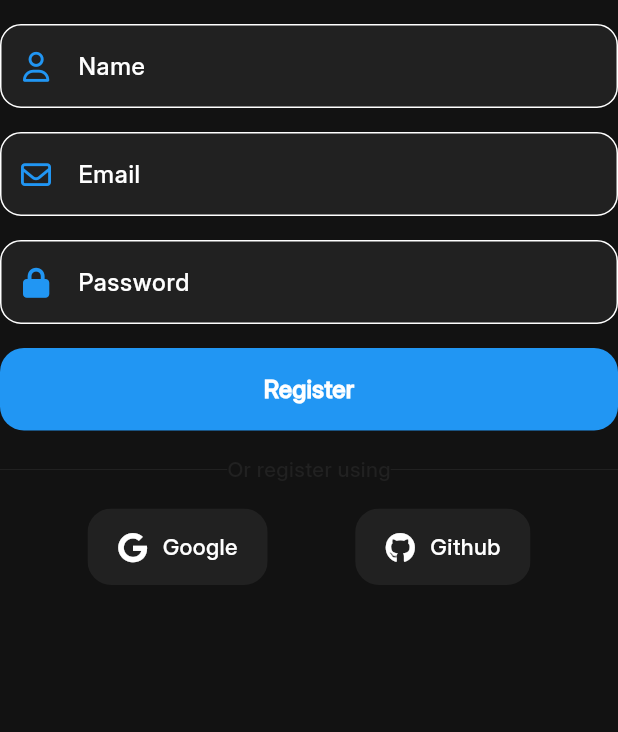
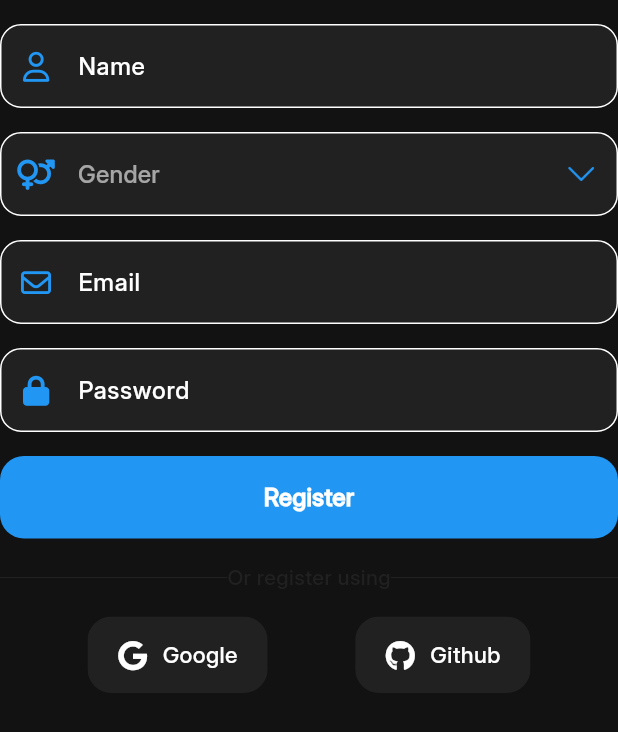
Before and after one commit to Ahmed-lashari/SkilityX, a Flutter app: the SignUpUi widget shown alone on an empty page, opened directly, on a phone screen of 412 x 824 dp. Shown: the top 732 px of the screen. Run offline on Flutter 3.47's test engine with Material 3 defaults, Android fonts, the phone set to English and light mode, and no system bars; drawn by our look-alikes of toastification; our stand-ins replace cached_network_image, firebase_core, flutter_dotenv, flutter_riverpod, font_awesome_flutter, material_design_icons_flutter; accounts and stored records are empty; generated files the repository leaves out were written again; network calls fail.

```diff
--- a/lib/core/config/env_variables.dart
+++ b/lib/core/config/env_variables.dart
@@ -4,4 +4,5 @@ class EnvVariables {
   static final String githubClientId = dotenv.env['GITHUB_CLIENT_ID'] ?? "";
   static final String gitHubSecretKey =
       dotenv.env['GITHUB_CLIENT_SECRET'] ?? "";
+  static final String mapsApiKey = dotenv.env['GO_PRO_MAPS_KEY'] ?? "";
 }
--- a/lib/main.dart
+++ b/lib/main.dart
@@ -36,7 +36,7 @@ class _SkilityXState extends State<SkilityX> {
           debugShowCheckedModeBanner: false,
           themeMode: ThemeMode.dark,
           theme: ThemeManager.darkTheme,
-          initialRoute: RouteEnum.filterMenu.path,
+          initialRoute: RouteEnum.splash.path,
           routes: appRoutes,
         ),
       ),
--- a/lib/view/screens/auth/auth_screen.dart
+++ b/lib/view/screens/auth/auth_screen.dart
@@ -7,6 +7,7 @@ import 'package:skility_x/view/screens/auth/login/login.dart';
 import 'package:skility_x/view/screens/auth/signup/signup.dart';
 import 'package:skility_x/view/themes/theme_conts/typography.dart';
 import 'package:skility_x/view/widgets/custom_scaffold.dart';
+import 'package:skility_x/view/widgets/keep_alive_wrapper.dart';
 import 'package:skility_x/view/widgets/toggle_button.dart';
 
 class AuthScreen extends ConsumerStatefulWidget {
@@ -17,9 +18,9 @@ class AuthScreen extends ConsumerStatefulWidget {
 }
 
 class _AuthScreenState extends ConsumerState<AuthScreen> {
-  final instance1 = LoginUi();
+  final instance1 = KeepAliveWrapper(child: LoginUi());
 
-  final instance2 = SignUpUi();
+  final instance2 = KeepAliveWrapper(child: SignUpUi());
 
   final toggleButton = ToggleFilterButton();
   @override
--- a/lib/view/screens/auth/signup/signup.dart
+++ b/lib/view/screens/auth/signup/signup.dart
@@ -1,7 +1,9 @@
 import 'package:flutter/material.dart';
 import 'package:skility_x/constants/app-icons.dart';
+import 'package:skility_x/constants/app_keys/drop_down_keys.dart';
 import 'package:skility_x/constants/app_keys/text_controller_keys.dart';
 import 'package:skility_x/core/utils.dart/validators.dart';
+import 'package:skility_x/view/widgets/app_drop_down.dart';
 import 'package:skility_x/view/widgets/app_textfield.dart';
 import 'package:skility_x/view/widgets/custom_widgets.dart';
 
@@ -28,6 +30,10 @@ class _SignUpUiState extends State<SignUpUi> {
                 prefixIcon: AppStaticIcons.person,
                 hintText: "Name",
                 controllerKey: TextControllerKeys.nameKey),
+            myDropDwon(
+                hintText: "Gender",
+                prefixIcon: AppStaticIcons.gender,
+                dropdwonKey: DropDownKeys.genders),
             myTextField(
                 prefixIcon: AppStaticIcons.email,
                 hintText: "Email",
--- a/lib/view/screens/home/bottom_tabs.dart
+++ b/lib/view/screens/home/bottom_tabs.dart
@@ -2,7 +2,7 @@ import 'package:flutter/material.dart';
 import 'package:flutter_riverpod/flutter_riverpod.dart';
 import 'package:skility_x/constants/app-icons.dart';
 import 'package:skility_x/core/utils.dart/utils.dart';
-import 'package:skility_x/view/screens/home/2_my_skills/my_skills.dart';
+import 'package:skility_x/view/screens/home/2_request_portal/my_skills.dart';
 import 'package:skility_x/view/screens/home/3_profile/user_profile.dart';
 import 'package:skility_x/view/screens/home/1_skills/1_skills_offered.dart';
 import 'package:skility_x/view/ui_config/view/widgets/bottom_nav_bar.dart';
--- a/pubspec.yaml
+++ b/pubspec.yaml
@@ -11,6 +11,9 @@ environment:
 dependencies:
   flutter:
     sdk: flutter
+
+  # googlle maps
+  google_maps_flutter: ^2.12.1
 
   # firebase setup
   firebase_core: ^3.13.0
```
Also changed, not shown: lib/view/screens/splash/splash.dart (+8 -0 lines), lib/view/screens/home/2_request_portal/my_skills.dart (renamed from lib/view/screens/home/2_my_skills/my_skills.dart), pubspec.lock.
